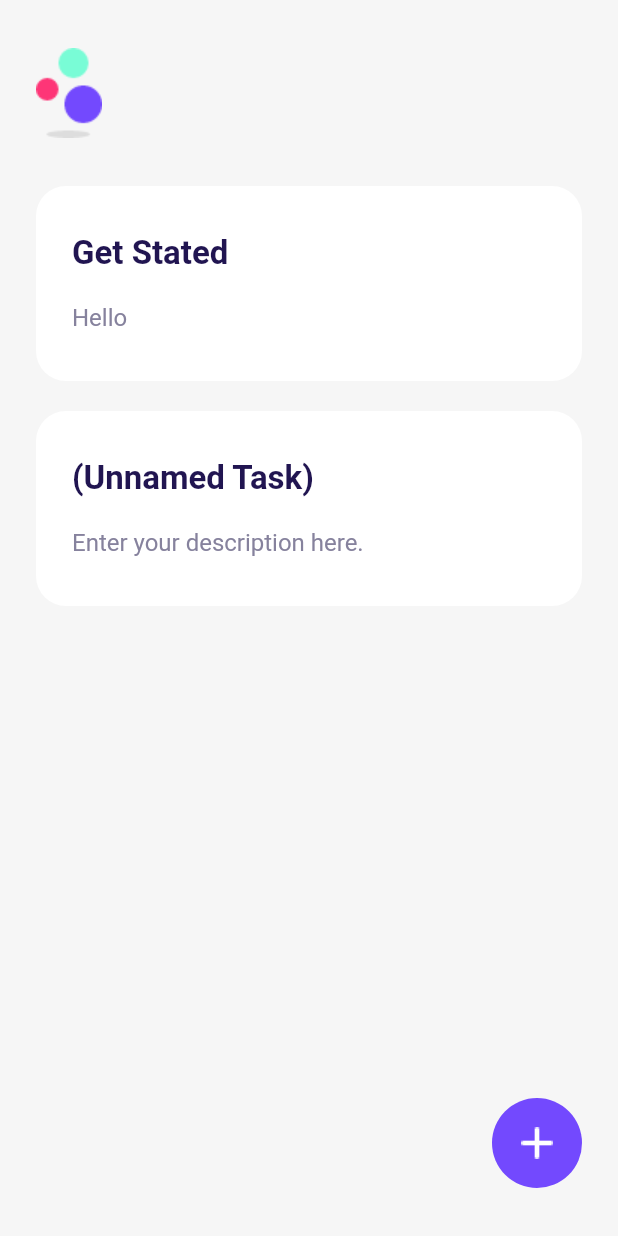
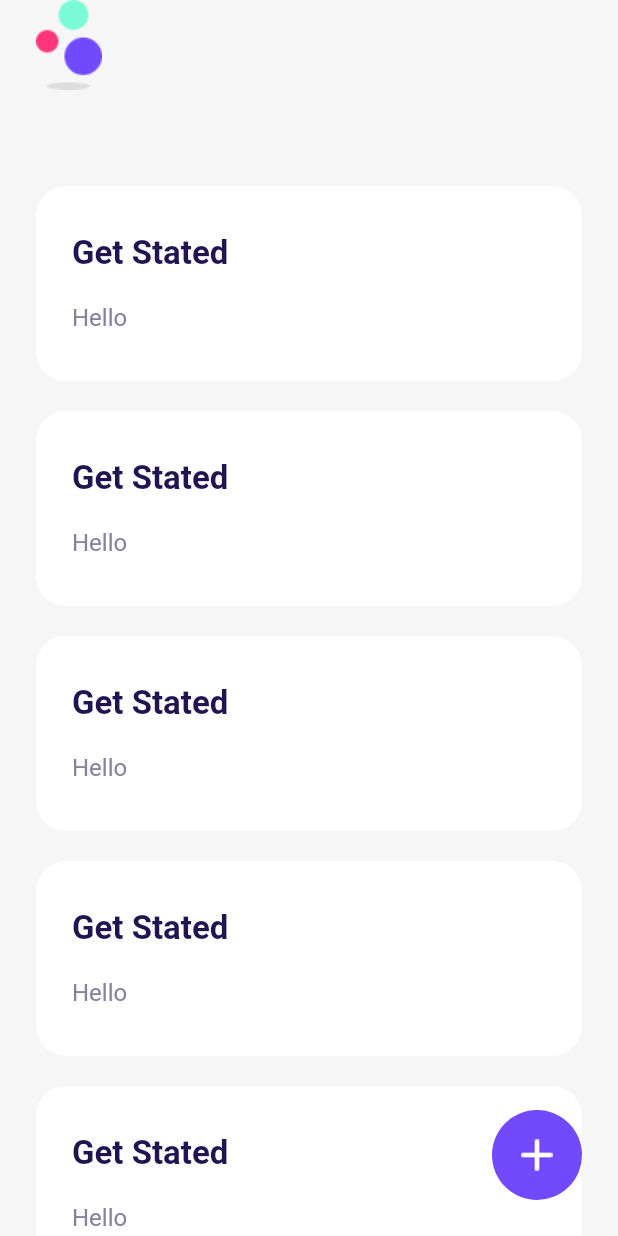
Before and after one commit to haixiangyan/flutter_todo, a Flutter app: the screen it shows after launch, on a phone screen of 412 x 824 dp. Run offline on Flutter 3.47's test engine with Material 2 defaults, Android fonts, the phone set to English and light mode, and no system bars.

Commit message:
feat: 使用 Expanded + ListView

```diff
--- a/lib/screens/home.dart
+++ b/lib/screens/home.dart
@@ -15,7 +15,6 @@ class _HomeState extends State<Home> {
           width: double.infinity,
           padding: EdgeInsets.symmetric(
             horizontal: 24.0,
-            vertical: 32.0,
           ),
           color: Color(0xFFF6F6F6),
           child: Stack(
@@ -25,16 +24,26 @@ class _HomeState extends State<Home> {
                 children: [
                   Image(image: AssetImage('assets/images/logo.png')),
                   Container(
-                      margin: EdgeInsets.only(
-                        bottom: 32.0,
+                    margin: EdgeInsets.only(
+                      top: 32.0,
+                      bottom: 32.0,
+                    )
+                  ),
+                  Expanded(
+                      child: ListView(
+                          children: [
+                            TaskCardWidget(title: 'Get Stated', desc: 'Hello'),
+                            TaskCardWidget(title: 'Get Stated', desc: 'Hello'),
+                            TaskCardWidget(title: 'Get Stated', desc: 'Hello'),
+                            TaskCardWidget(title: 'Get Stated', desc: 'Hello'),
+                            TaskCardWidget(title: 'Get Stated', desc: 'Hello'),
+                          ]
                       )
-                  ),
-                  TaskCardWidget(title: 'Get Stated', desc: 'Hello',),
-                  TaskCardWidget(),
+                  )
                 ]
               ),
               Positioned(
-                bottom: 0.0,
+                bottom: 24.0,
                 right: 0.0,
                 child: Container(
                   width: 60.0,
```
